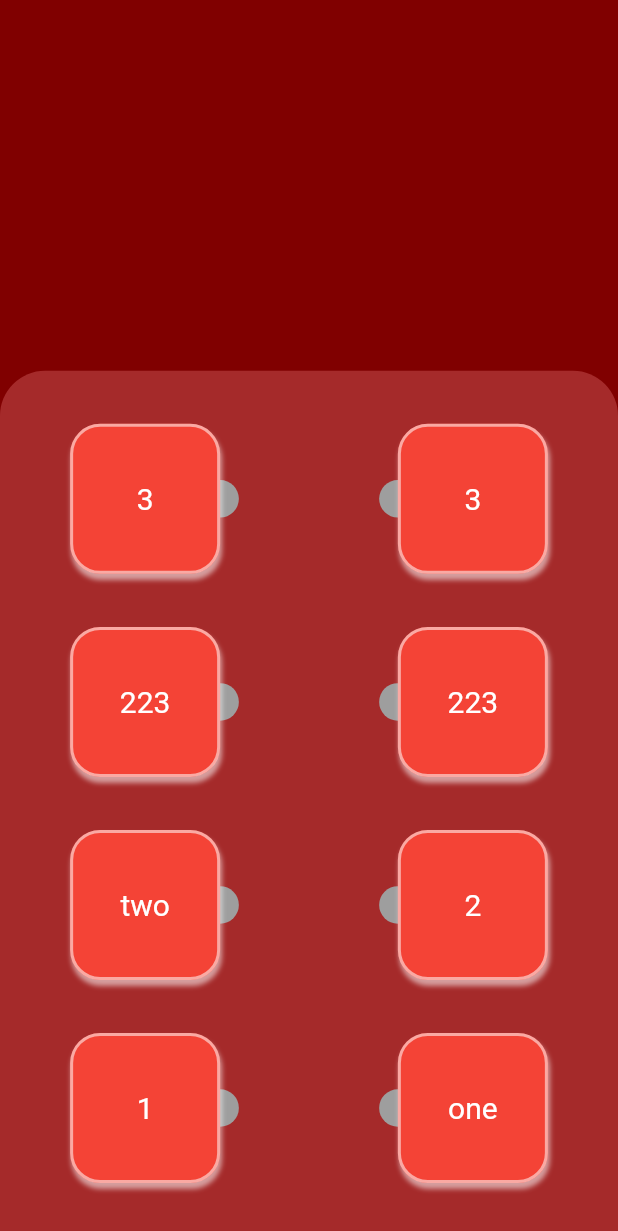
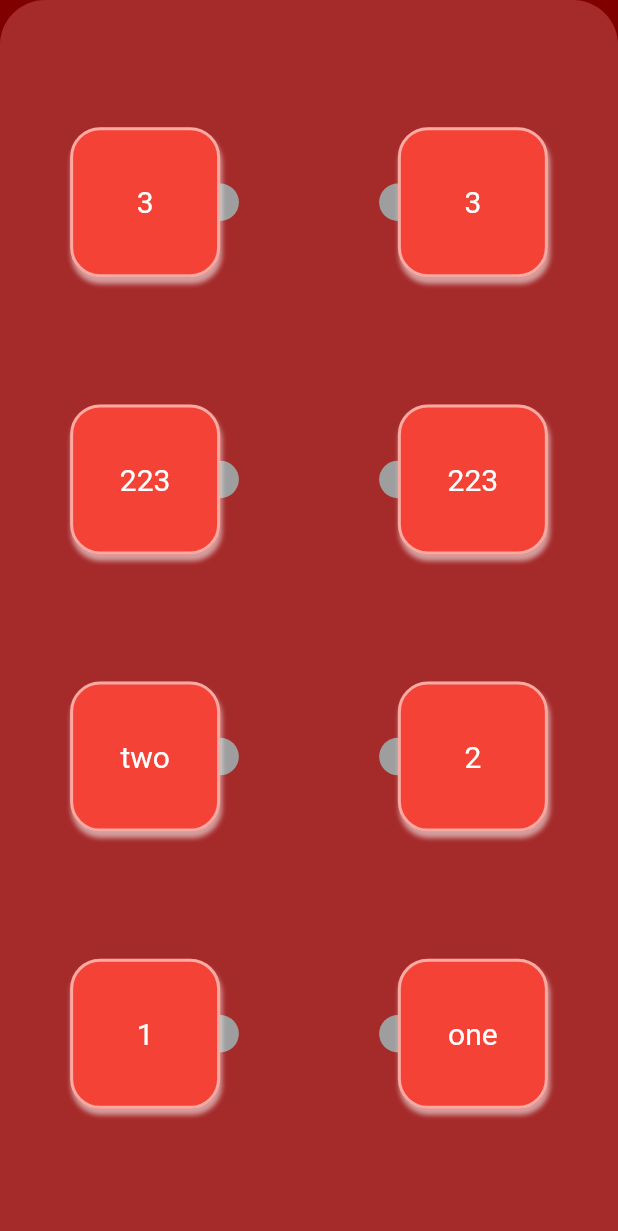
Before and after one commit to satishsoni777/match_the_following_game, a Flutter app: the screen it shows after launch, on a phone screen of 412 x 824 dp. Shown: the top 1231 px of the screen. Run offline on Flutter 3.47's test engine with Material 2 defaults, Android fonts, the phone set to English and light mode, and no system bars; missing offline and left inert: maui.

Commit message:
main.dart

```diff
--- a/lib/main.dart
+++ b/lib/main.dart
@@ -185,11 +185,7 @@ class _MyHomePageState extends State<MyHomePage> {
           child: Column(
             children: <Widget>[
               Expanded(
-                flex: 30,
-                child: Container(),
-              ),
-              Expanded(
-                flex: 70,
+                flex: 1,
                 child: LayoutBuilder(builder: (context, constraint) {
                   return Container(
                     key: Key('match_the_dotts'),
```
